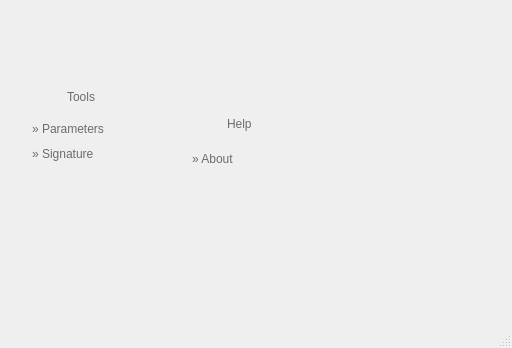
The window that pteid-mw-pt/_src/eidmw/eidgui/mainwnd.ui (amagovpt/autenticacao.gov) describes before a commit, drawn with Qt 5; both pictures show x 413 to 925 and y 694 to 1042 of the 925 by 1042 pixel window.
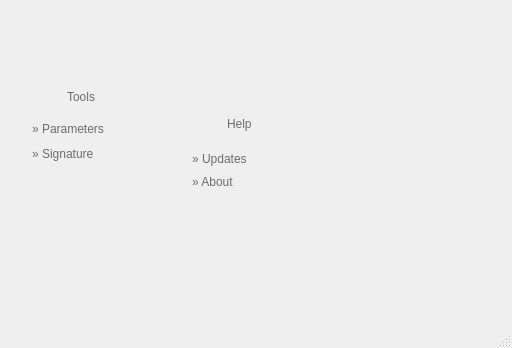
The same window after the commit. Icons and pictures are not drawn.

Commit message: Remove Check Updates from About dialog. Move it to the main application menu.

What changed in the file:
```diff
--- a/pteid-mw-pt/_src/eidmw/eidgui/mainwnd.ui
+++ b/pteid-mw-pt/_src/eidmw/eidgui/mainwnd.ui
@@ -2230,7 +2230,7 @@
       <x>590</x>
       <y>780</y>
       <width>126</width>
-      <height>71</height>
+      <height>111</height>
      </rect>
     </property>
     <property name="styleSheet">
@@ -2258,7 +2258,7 @@
      <property name="geometry">
       <rect>
        <x>15</x>
-       <y>45</y>
+       <y>68</y>
        <width>81</width>
        <height>17</height>
       </rect>
@@ -2289,6 +2289,24 @@
       <string/>
      </property>
     </widget>
+    <widget class="QLabel" name="lbl_menuHelp_updates">
+     <property name="geometry">
+      <rect>
+       <x>15</x>
+       <y>45</y>
+       <width>81</width>
+       <height>17</height>
+      </rect>
+     </property>
+     <property name="styleSheet">
+      <string notr="true">background-image: url(:/images/Images/alpha.png);
+color: rgb(108, 108, 108);
+font: 10pt &quot;Arial&quot;;</string>
+     </property>
+     <property name="text">
+      <string>» Updates</string>
+     </property>
+    </widget>
    </widget>
   </widget>
   <widget class="QMenuBar" name="menubar">
```
The commit also changes 3 other files.
